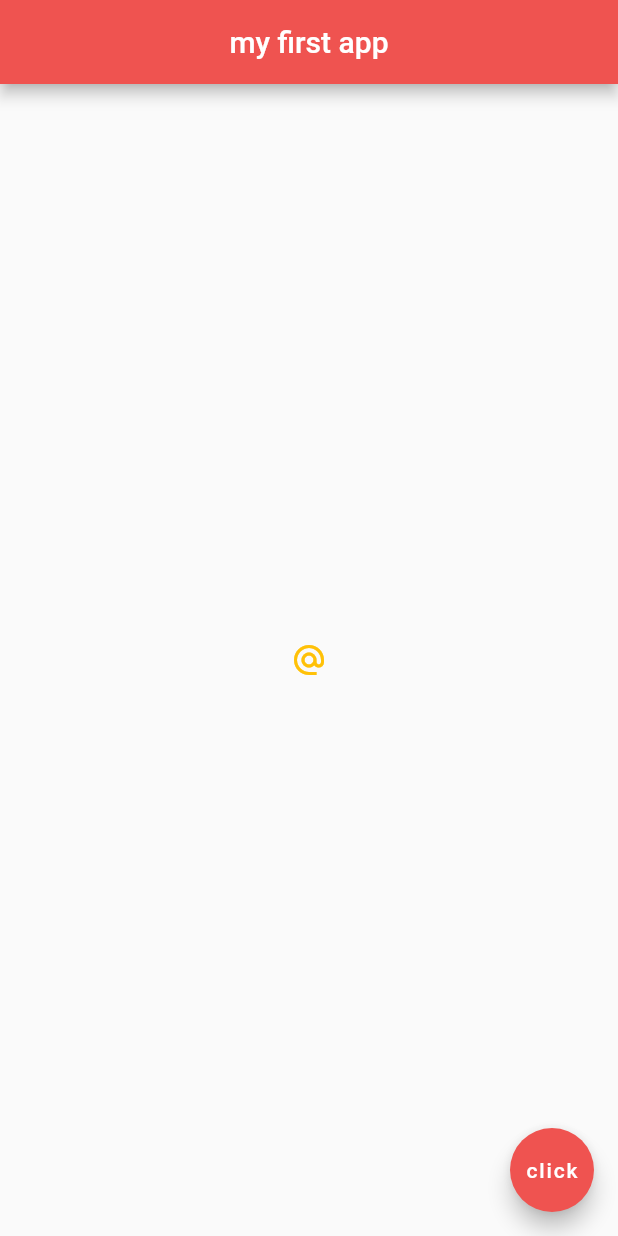
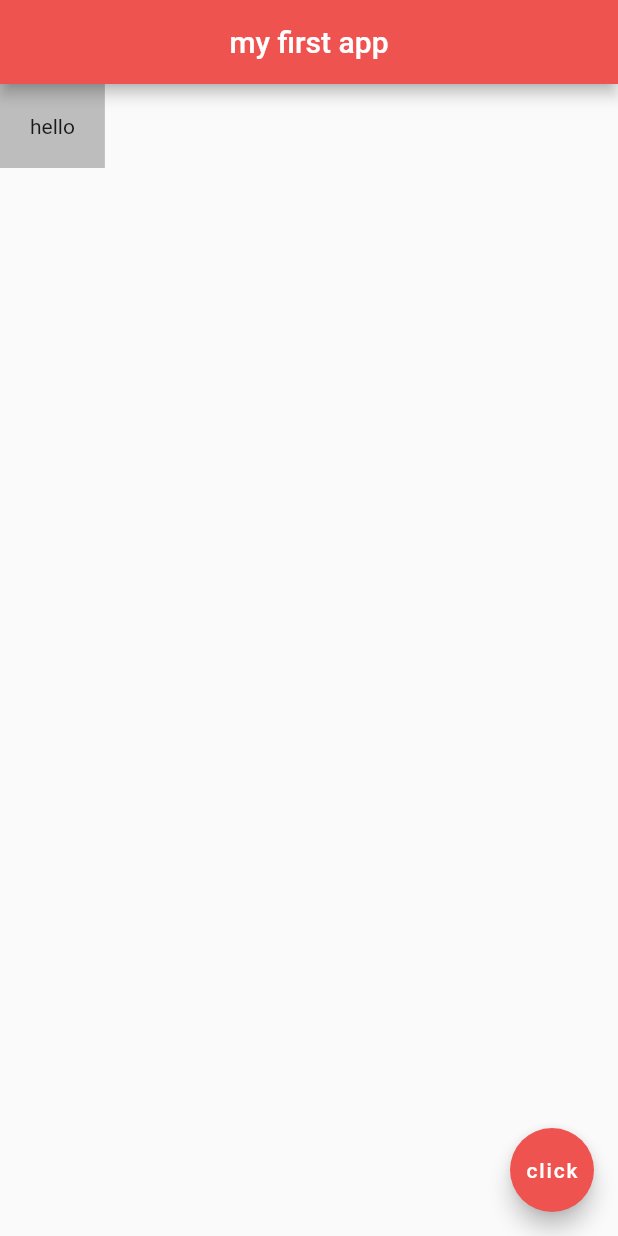
Before and after one commit to taufanbasri/flutter-basic, a Flutter app: the screen it shows after launch, on a phone screen of 412 x 824 dp. Run offline on Flutter 3.47's test engine with Material 2 defaults, Android fonts, the phone set to English and light mode, and no system bars.

Commit message:
Container & Padding

```diff
--- a/lib/main.dart
+++ b/lib/main.dart
@@ -13,14 +13,10 @@ class Home extends StatelessWidget {
         centerTitle: true,
         backgroundColor: Colors.red[400],
       ),
-      body: Center(
-        child: IconButton(
-          onPressed: () {
-            print('you clicked me');
-          },
-          icon: Icon(Icons.alternate_email),
-          color: Colors.amber,
-        )
+      body: Container(
+        padding: EdgeInsets.all(20.0),
+        color: Colors.grey[400],
+        child: Text('hello'),
       ),
       floatingActionButton: FloatingActionButton(
         backgroundColor: Colors.red[400],
```
